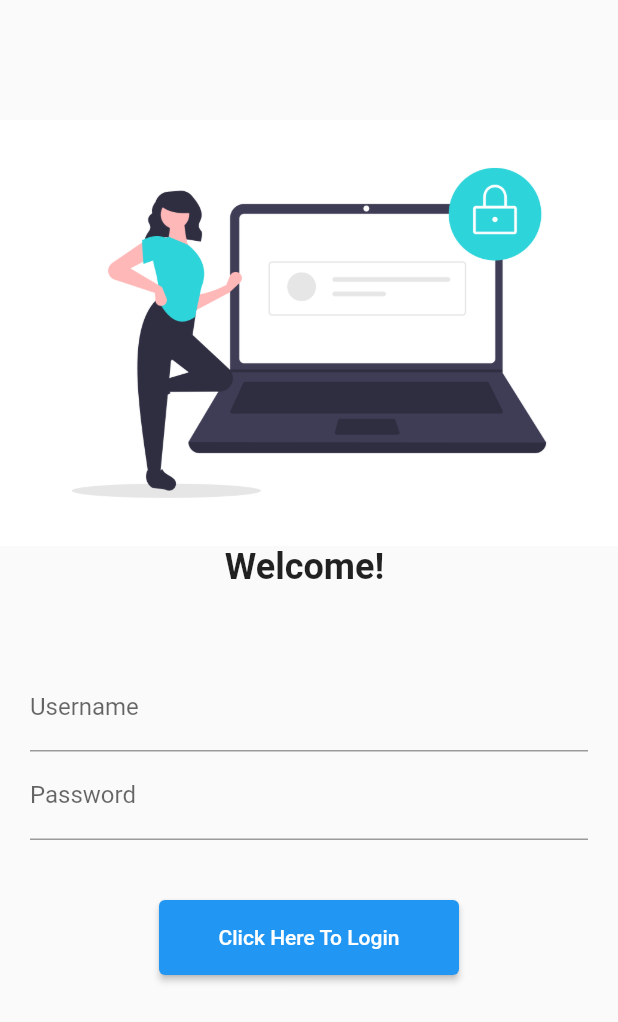
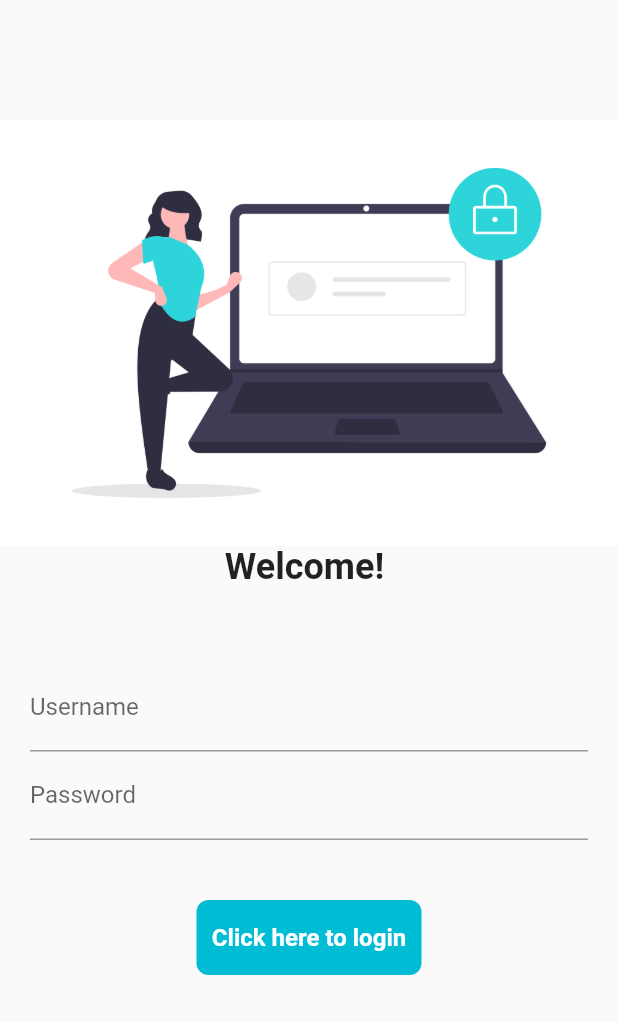
Before and after one commit to anmolgupta02/30DaysOfFlutter, a Flutter app: the screen it shows after launch, on a phone screen of 412 x 824 dp. Shown: the top 1022 px of the screen. Run offline on Flutter 3.47's test engine with Material 2 defaults, Android fonts, the phone set to English and light mode, and no system bars; our stand-ins replace google_fonts.

```diff
--- a/lib/view/login_page.dart
+++ b/lib/view/login_page.dart
@@ -7,27 +7,28 @@ class LoginPage extends StatefulWidget {
 }
 
 class _LoginPageState extends State<LoginPage> {
-  String name="";
+  String name = "";
+  bool buttonChanged = false;
+
   @override
   Widget build(BuildContext context) {
     return Material(
-      child: SingleChildScrollView( //this can be used for making the UI a little Responsive if the height of phone is too small.
+        child: SingleChildScrollView(
+      //this can be used for making the UI a little Responsive if the height of phone is too small.
       child: Column(
         children: <Widget>[
           SizedBox(
             height: 80,
           ),
-              Image.asset("images/login_pic.png",
+          Image.asset(
+            "images/login_pic.png",
             alignment: Alignment.topCenter,
             fit: BoxFit.cover,
             // height: 400,
           ),
           Text(
             "Welcome! $name",
-                style: TextStyle(
-                  fontSize: 24,
-                  fontWeight: FontWeight.bold
-                ),
+            style: TextStyle(fontSize: 24, fontWeight: FontWeight.bold),
           ),
           Padding(
             padding: const EdgeInsets.symmetric(horizontal: 20, vertical: 50),
@@ -36,41 +37,73 @@ class _LoginPageState extends State<LoginPage> {
                 TextFormField(
                   decoration: InputDecoration(
                       labelText: "Username",
-                        hintText: "Please Enter your Username"
-                      ),
-                      onChanged: (value){
+                      hintText: "Please Enter your Username"),
+                  onChanged: (value) {
                     name = value;
-                        setState(() {
-
-                        });
+                    setState(() {});
                   },
                 ),
                 TextFormField(
                   decoration: InputDecoration(
                       labelText: "Password",
-                        hintText: "Please Enter your Password"
-                      ),
+                      hintText: "Please Enter your Password"),
                   obscureText: true,
                 ),
                 SizedBox(
                   height: 40,
                 ),
-                    ElevatedButton(
-                        child: Text("Click Here To Login"),
-                      style: TextButton.styleFrom(
-                        minimumSize: Size(200, 50)
+                InkWell(
+                  onTap: () async {
+                    print("login was pressed! Bitch!");
+                    await Future.delayed(Duration(seconds: 1));
+                    Navigator.pushNamed(context, MyRoutes.homeRoute); //Used this to navigate to next page.
+                    setState(() {
+                      buttonChanged = true;
+                    });
+                  },
+                  child: AnimatedContainer(
+                    height: 50,
+                    width: buttonChanged ? 80 : 150,
+                    alignment: Alignment.center,
+                    child: buttonChanged
+                        ? Icon(
+                            Icons.check,
+                            color: Colors.white,
+                          )
+                        : Text(
+                            "Click here to login",
+                            style: TextStyle(
+                                color: Colors.white,
+                                fontWeight: FontWeight.bold,
+                                fontSize: 16),
                           ),
-                      onPressed:  () {
-                        print("login was pressed! Bitch!");
-                        Navigator.pushNamed(context, MyRoutes.homeRoute); //Used this to navigate to next page.
-                      },
+                    decoration: BoxDecoration(
+                      color: Colors.cyan,
+                      // shape: buttonChanged
+                      //     ? BoxShape.circle
+                      //     : BoxShape
+                      //         .rectangle, //colors can be used either inside the decoration or on the main property
+                      borderRadius:
+                          BorderRadius.circular(buttonChanged ? 70 : 8),
+                    ),
+                    duration: Duration(seconds: 1),
+                  ),
                 )
+                // ElevatedButton(
+                //     child: Text("Click Here To Login"),
+                //   style: TextButton.styleFrom(
+                //     minimumSize: Size(200, 50)
+                //   ),
+                //   onPressed:  () {
+                //     print("login was pressed! Bitch!");
+                //     Navigator.pushNamed(context, MyRoutes.homeRoute); //Used this to navigate to next page.
+                //   },
+                // )
               ],
             ),
           ),
         ],
       ),
-      )
-      );
+    ));
   }
 }
```
Lines whose indentation alone changed are shown as unchanged.
